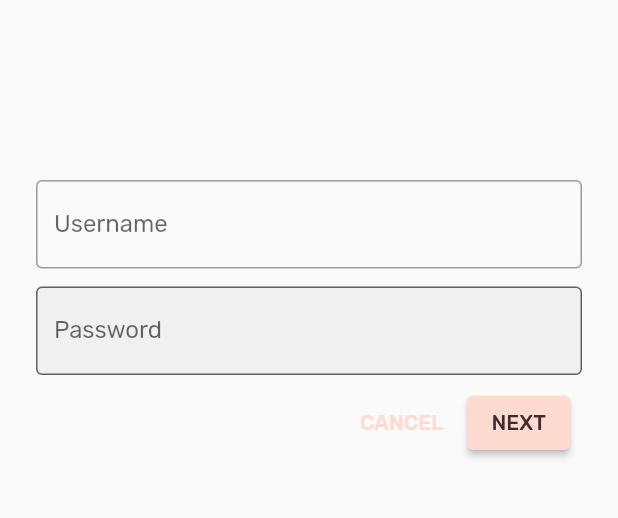
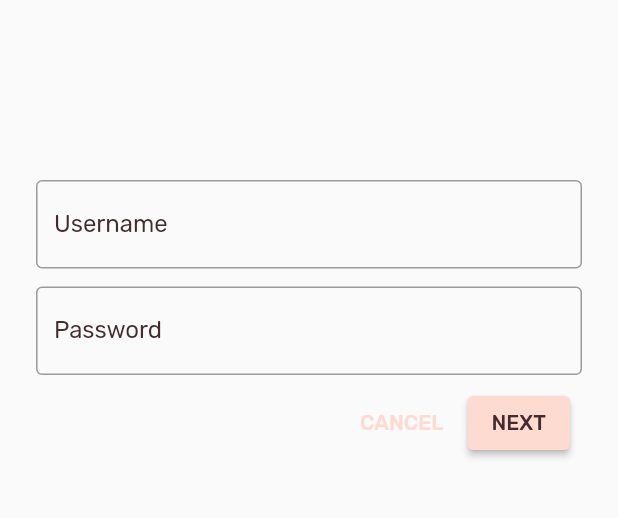
Before and after one commit to abirtarchoun/mdc_100_series3, a Flutter app: the screen it shows after launch, on a phone screen of 412 x 824 dp, the part 237-755 px from its top. Run offline on Flutter 3.47's test engine with Material 2 defaults, Android fonts, the phone set to English and light mode, and no system bars.

Commit message:
add focusNodes labelStyle

```diff
--- a/lib/login.dart
+++ b/lib/login.dart
@@ -24,6 +24,23 @@ class LoginPage extends StatefulWidget {
 class _LoginPageState extends State<LoginPage> {
   final _usernameController = TextEditingController();
   final _passwordController = TextEditingController();
+  final _unfocusedColor = Colors.grey[600];
+  final _usernameFocusNode = FocusNode();
+  final _passwordFocusNode = FocusNode();
+  @override
+  void initState() {
+    super.initState();
+    _usernameFocusNode.addListener(() {
+      setState(() {
+        //Redraw so that the username label reflects the focus state
+      });
+    });
+    _passwordFocusNode.addListener(() {
+      setState(() {
+        //Redraw so that the password label reflects the focus state
+      });
+    });
+  }
 
   @override
   Widget build(BuildContext context) {
@@ -48,19 +65,24 @@ class _LoginPageState extends State<LoginPage> {
             // TODO: Remove filled: true values (103)
             TextField(
               controller: _usernameController,
-              decoration: const InputDecoration(
+              decoration: InputDecoration(
                 labelText: 'Username',
+                labelStyle: TextStyle(
+                  color: Theme.of(context).colorScheme.secondary,
+                ),
               ),
+              focusNode: _usernameFocusNode,
             ),
             const SizedBox(height: 12.0),
-            // TODO: Wrap Password with AccentColorOverride (103)
             TextField(
               controller: _passwordController,
-              decoration: const InputDecoration(
-                filled: true,
+              decoration: InputDecoration(
                 labelText: 'Password',
+                labelStyle: TextStyle(
+                  color: Theme.of(context).colorScheme.secondary,
+                ),
               ),
-              obscureText: true,
+              focusNode: _usernameFocusNode,
             ),
             ButtonBar(
               children: <Widget>[
```
